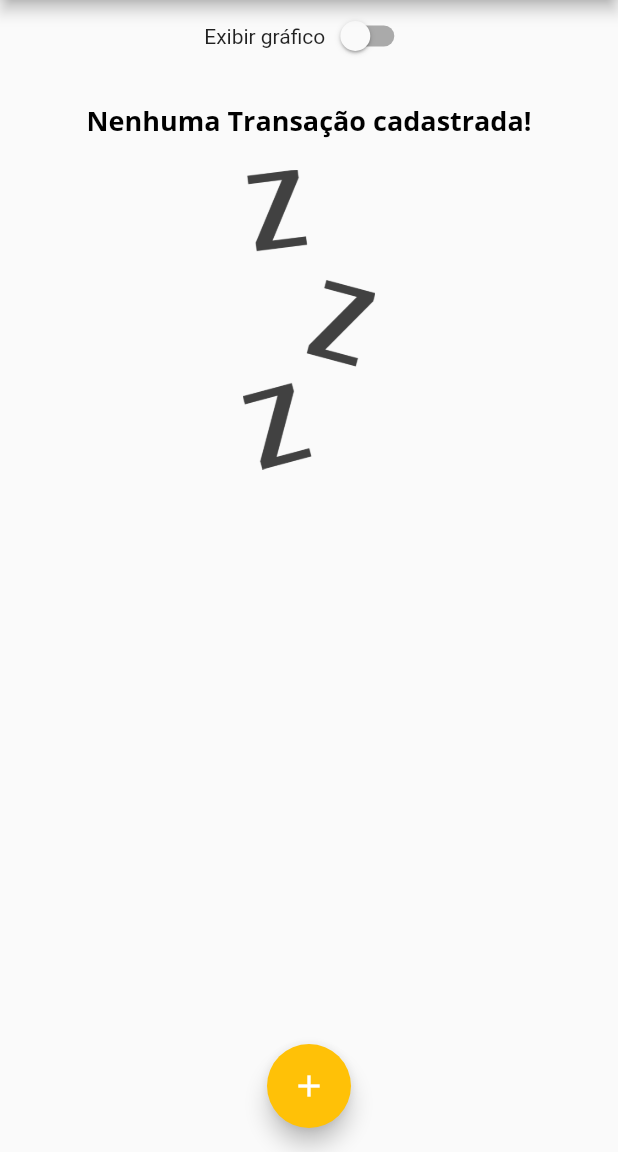
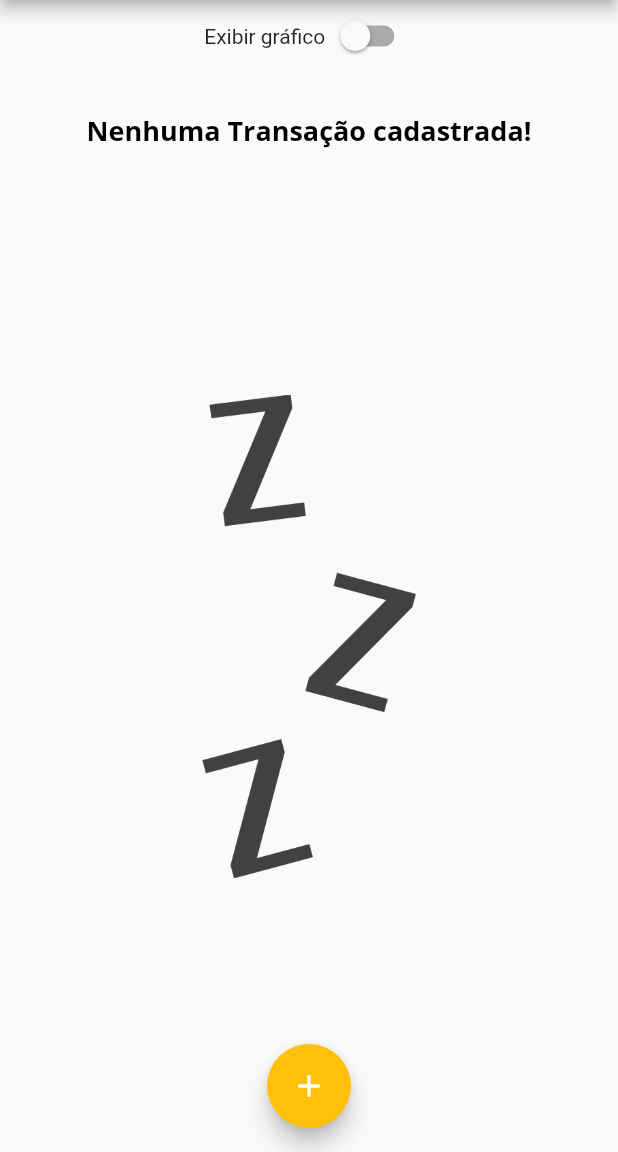
Before and after one commit to Jo-Analyst/expensesApp, a Flutter app: the screen it shows after launch, on a phone screen of 412 x 824 dp, the part 84-1236 px from its top. Run offline on Flutter 3.47's test engine with Material 2 defaults, Android fonts, the phone set to English and light mode, and no system bars.

Commit message:
46. Modo Paisagem #02

```diff
--- a/lib/components/transaction_list.dart
+++ b/lib/components/transaction_list.dart
@@ -5,27 +5,37 @@ import '../models/transaction.dart';
 class TransactionList extends StatelessWidget {
   final void Function(String id) onRemove;
   final List<Transaction> transactions;
-  const TransactionList(this.transactions, this.onRemove, {Key? key}) : super(key: key);
+  const TransactionList(this.transactions, this.onRemove, {Key? key})
+      : super(key: key);
 
   @override
   Widget build(BuildContext context) {
     return transactions.isEmpty
-        ? Column(
+        ? LayoutBuilder(
+            builder: (ctx, constraints) {
+              return Column(
                 children: [
-              const SizedBox(height: 20),
-              Text(
+                  SizedBox(
+                    height: constraints.maxHeight * .05,
+                  ),
+                  SizedBox(
+                    height: constraints.maxHeight * .3,
+                    child: Text(
                       "Nenhuma Transação cadastrada!",
                       style: Theme.of(context).textTheme.headline6,
                     ),
-              const SizedBox(height: 20),
+                  ),
+                  SizedBox(height: constraints.maxHeight * .05),
                   SizedBox(
-                height: 200,
+                    height: constraints.maxHeight * 0.6,
                     child: Image.asset(
                       'assets/images/waiting.png',
                       fit: BoxFit.cover,
                     ),
                   )
                 ],
+              );
+            },
           )
         : ListView.builder(
             itemCount: transactions.length,
@@ -33,8 +43,7 @@ class TransactionList extends StatelessWidget {
               final tr = transactions[index];
               return Card(
                 elevation: 5,
-                margin:
-                    const EdgeInsets.symmetric(vertical: 8, horizontal: 5),
+                margin: const EdgeInsets.symmetric(vertical: 8, horizontal: 5),
                 child: ListTile(
                   leading: CircleAvatar(
                     backgroundColor: Colors.purple,
@@ -42,8 +51,8 @@ class TransactionList extends StatelessWidget {
                     child: Padding(
                       padding: const EdgeInsets.all(6),
                       child: FittedBox(
-                        child: Text(NumberFormat('R\$ #.00', 'pt-BR')
-                            .format(tr.value)),
+                        child: Text(
+                            NumberFormat('R\$ #.00', 'pt-BR').format(tr.value)),
                       ),
                     ),
                   ),
```
Lines whose indentation alone changed are shown as unchanged.
